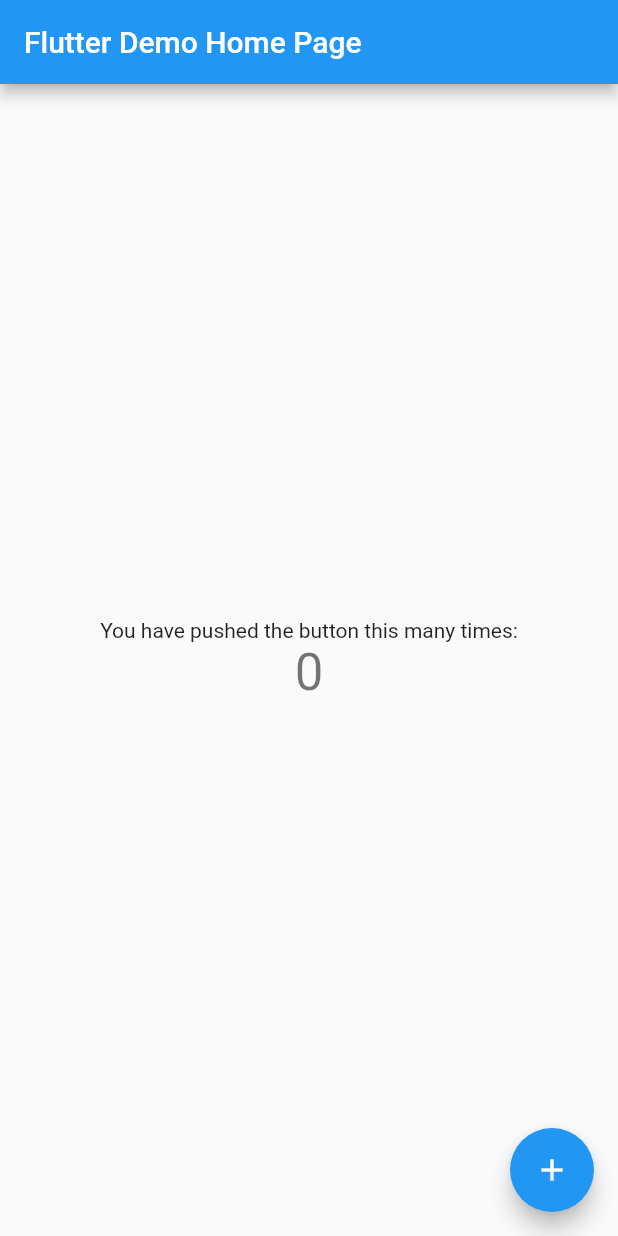
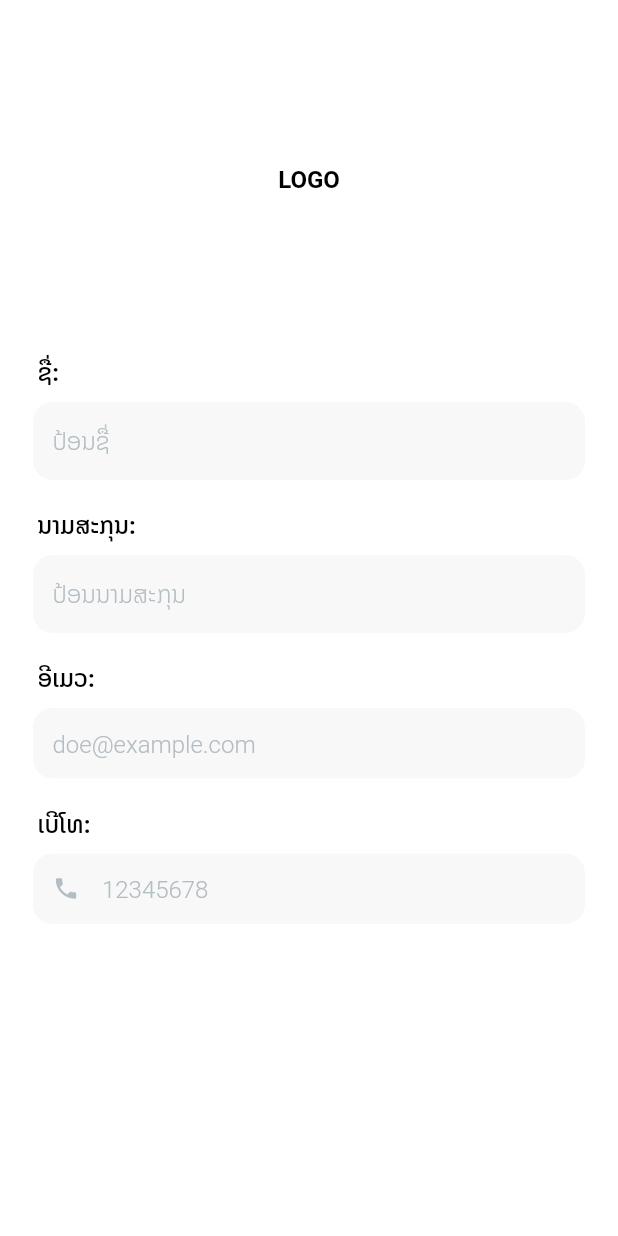
Before and after one commit to Doe-P/workfun_app_teletubbie, a Flutter app: the screen it shows after launch, on a phone screen of 412 x 824 dp. Run offline on Flutter 3.47's test engine with Material 2 defaults, Android fonts, the phone set to English and light mode, and no system bars.

Commit message:
add font widget help and sign in page

```diff
--- a/lib/main.dart
+++ b/lib/main.dart
@@ -1,4 +1,5 @@
 import 'package:flutter/material.dart';
+import 'package:workfun_app_teletubbie/view/pages/auth/sign_up_page.dart';
 
 void main() {
   runApp(const MyApp());
@@ -10,106 +11,10 @@
   // This widget is the root of your application.
   @override
   Widget build(BuildContext context) {
-    return MaterialApp(
-      title: 'Flutter Demo',
-      theme: ThemeData(
-        // This is the theme of your application.
-        //
-        // Try running your application with "flutter run". You'll see the
-        // application has a blue toolbar. Then, without quitting the app, try
-        // changing the primarySwatch below to Colors.green and then invoke
-        // "hot reload" (press "r" in the console where you ran "flutter run",
-        // or simply save your changes to "hot reload" in a Flutter IDE).
-        // Notice that the counter didn't reset back to zero; the application
-        // is not restarted.
-        primarySwatch: Colors.blue,
-      ),
-      home: const MyHomePage(title: 'Flutter Demo Home Page'),
+    return const MaterialApp(
+      title: 'WorkFun',
+      debugShowCheckedModeBanner: false,
+      home: SignInPage(),
     );
   }
 }
-
-class MyHomePage extends StatefulWidget {
-  const MyHomePage({Key? key, required this.title}) : super(key: key);
-
-  // This widget is the home page of your application. It is stateful, meaning
-  // that it has a State object (defined below) that contains fields that affect
-  // how it looks.
-
-  // This class is the configuration for the state. It holds the values (in this
-  // case the title) provided by the parent (in this case the App widget) and
-  // used by the build method of the State. Fields in a Widget subclass are
-  // always marked "final".
-
-  final String title;
-
-  @override
-  State<MyHomePage> createState() => _MyHomePageState();
-}
-
-class _MyHomePageState extends State<MyHomePage> {
-  int _counter = 0;
-
-  void _incrementCounter() {
-    setState(() {
-      // This call to setState tells the Flutter framework that something has
-      // changed in this State, which causes it to rerun the build method below
-      // so that the display can reflect the updated values. If we changed
-      // _counter without calling setState(), then the build method would not be
-      // called again, and so nothing would appear to happen.
-      _counter++;
-    });
-  }
-
-  @override
-  Widget build(BuildContext context) {
-    // This method is rerun every time setState is called, for instance as done
-    // by the _incrementCounter method above.
-    //
-    // The Flutter framework has been optimized to make rerunning build methods
-    // fast, so that you can just rebuild anything that needs updating rather
-    // than having to individually change instances of widgets.
-    return Scaffold(
-      appBar: AppBar(
-        // Here we take the value from the MyHomePage object that was created by
-        // the App.build method, and use it to set our appbar title.
-        title: Text(widget.title),
-      ),
-      body: Center(
-        // Center is a layout widget. It takes a single child and positions it
-        // in the middle of the parent.
-        child: Column(
-          // Column is also a layout widget. It takes a list of children and
-          // arranges them vertically. By default, it sizes itself to fit its
-          // children horizontally, and tries to be as tall as its parent.
-          //
-          // Invoke "debug painting" (press "p" in the console, choose the
-          // "Toggle Debug Paint" action from the Flutter Inspector in Android
-          // Studio, or the "Toggle Debug Paint" command in Visual Studio Code)
-          // to see the wireframe for each widget.
-          //
-          // Column has various properties to control how it sizes itself and
-          // how it positions its children. Here we use mainAxisAlignment to
-          // center the children vertically; the main axis here is the vertical
-          // axis because Columns are vertical (the cross axis would be
-          // horizontal).
-          mainAxisAlignment: MainAxisAlignment.center,
-          children: <Widget>[
-            const Text(
-              'You have pushed the button this many times:',
-            ),
-            Text(
-              '$_counter',
-              style: Theme.of(context).textTheme.headline4,
-            ),
-          ],
-        ),
-      ),
-      floatingActionButton: FloatingActionButton(
-        onPressed: _incrementCounter,
-        tooltip: 'Increment',
-        child: const Icon(Icons.add),
-      ), // This trailing comma makes auto-formatting nicer for build methods.
-    );
-  }
-}
--- a/lib/view/colors/colors.dart
+++ b/lib/view/colors/colors.dart
@@ -3,7 +3,7 @@
 const Color blackColor = Color(0xff000000);
 const Color whiteColor = Color(0xffffffff);
 const Color grayColor = Color(0xffb2bec3);
-const Color grayColorLight = Color(0xffdfe6e9);
+const Color grayColorLight = Color(0xffF8F8F8);
 const Color redColor = Color(0xffff3838);
 const Color greenColor = Color(0xff2ecc71);
 const Color yellowColor = Color(0xffFFD60A);
--- a/lib/view/pages/auth/sign_up_page.dart
+++ b/lib/view/pages/auth/sign_up_page.dart
@@ -0,0 +1,83 @@
+import 'package:flutter/material.dart';
+import 'package:flutter/src/foundation/key.dart';
+import 'package:flutter/src/widgets/framework.dart';
+import 'package:workfun_app_teletubbie/view/colors/colors.dart';
+import 'package:workfun_app_teletubbie/view/style/text_style.dart';
+import 'package:workfun_app_teletubbie/view/widgets/input_widget.dart';
+import 'package:workfun_app_teletubbie/view/widgets/label_text.dart';
+
+class SignInPage extends StatefulWidget {
+  const SignInPage({Key? key}) : super(key: key);
+
+  @override
+  State<SignInPage> createState() => _SignInPageState();
+}
+
+class _SignInPageState extends State<SignInPage> {
+  @override
+  Widget build(BuildContext context) {
+    return Scaffold(
+      body: Container(
+        width: double.infinity,
+        height: double.infinity,
+        color: whiteColor,
+        child: SingleChildScrollView(
+          padding: const EdgeInsets.symmetric(horizontal: 20, vertical: 20),
+          child: Column(
+            crossAxisAlignment: CrossAxisAlignment.start,
+            children: [
+              Container(
+                width: double.infinity,
+                height: 200,
+                alignment: Alignment.center,
+                child: Text(
+                  "LOGO",
+                  style: robotoFont(
+                    fontWieght: FontWeight.bold,
+                  ),
+                ),
+              ),
+              labelText("ຊື່:"),
+              TextField(
+                decoration: inputTextField("ປ້ອນຊື່", null),
+                style: robotoFont(
+                    fontColor: blackColor,
+                    fontWieght: FontWeight.w300,
+                    fontSize: 18),
+              ),
+              labelText("ນາມສະກຸນ:"),
+              TextField(
+                decoration: inputTextField("ປ້ອນນາມສະກຸນ", null),
+                style: robotoFont(
+                    fontColor: blackColor,
+                    fontWieght: FontWeight.w300,
+                    fontSize: 18),
+              ),
+              labelText("ອີເມວ:"),
+              TextField(
+                decoration: inputTextField("doe@example.com", null),
+                style: robotoFont(
+                    fontColor: blackColor,
+                    fontWieght: FontWeight.w300,
+                    fontSize: 18),
+              ),
+              labelText("ເບີໂທ:"),
+              TextField(
+                decoration: inputTextField("12345678", null,
+                    prefix: true,
+                    widget: const Icon(
+                      Icons.phone,
+                      color: grayColor,
+                    )),
+                style: robotoFont(
+                    fontColor: blackColor,
+                    fontWieght: FontWeight.w300,
+                    fontSize: 18),
+              ),
+            ],
+          ),
+        ),
+      ),
+    );
+  }
+}
--- /dev/null
+++ b/lib/view/widgets/input_widget.dart
@@ -0,0 +1,39 @@
+import 'package:flutter/material.dart';
+import 'package:workfun_app_teletubbie/view/colors/colors.dart';
+import 'package:workfun_app_teletubbie/view/style/text_style.dart';
+
+inputTextField(String hint, String? errorMessage,
+    {bool prefix = false, Widget? widget, bool subfix = false}) {
+  return InputDecoration(
+    hintText: hint,
+    filled: true,
+    fillColor: grayColorLight,
+    prefixIcon: prefix ? widget : null,
+    suffixIcon: subfix ? widget : null,
+    hintStyle: notosansFont(fontSize: 16, fontColor: grayColor),
+    isDense: true,
+    contentPadding: const EdgeInsets.symmetric(horizontal: 15, vertical: 15),
+    border: OutlineInputBorder(
+      borderRadius: BorderRadius.circular(15),
+      borderSide: const BorderSide(color: yellowColor, width: 0.0),
+    ),
+    enabledBorder: OutlineInputBorder(
+      borderSide: const BorderSide(color: whiteColor, width: 2),
+      borderRadius: BorderRadius.circular(15),
+    ),
+    focusedBorder: OutlineInputBorder(
+      borderRadius: BorderRadius.circular(15),
+      borderSide: const BorderSide(color: yellowColor, width: 2.0),
+    ),
+    errorBorder: OutlineInputBorder(
+      borderRadius: BorderRadius.circular(15),
+      borderSide: const BorderSide(color: redColor, width: 2.0),
+    ),
+    focusedErrorBorder: OutlineInputBorder(
+      borderRadius: BorderRadius.circular(15),
+      borderSide: const BorderSide(color: redColor, width: 2.0),
+    ),
+    errorText: errorMessage,
+    errorStyle: notosansFont(fontColor: redColor, fontWieght: FontWeight.w600)
+  );
+}
--- /dev/null
+++ b/lib/view/widgets/label_text.dart
@@ -0,0 +1,13 @@
+import 'package:flutter/material.dart';
+import 'package:workfun_app_teletubbie/view/colors/colors.dart';
+import 'package:workfun_app_teletubbie/view/style/text_style.dart';
+
+labelText(String text, {Color color = blackColor}) {
+  return Padding(
+    padding: const EdgeInsets.fromLTRB(5, 15, 10, 5),
+    child: Text(
+      text,
+      style: notosansFont(fontColor: blackColor, fontWieght: FontWeight.w600),
+    ),
+  );
+}
```
Also changed, not shown: pubspec.yaml (+10 -11 lines), fonts/NotoSansLao-Light.ttf (added), fonts/NotoSansLao-Medium.ttf (added), fonts/NotoSansLao-SemiBold.ttf (added), fonts/roboto.bold.ttf (added), fonts/roboto.medium-italic.ttf (added), fonts/roboto.medium.ttf (added).
